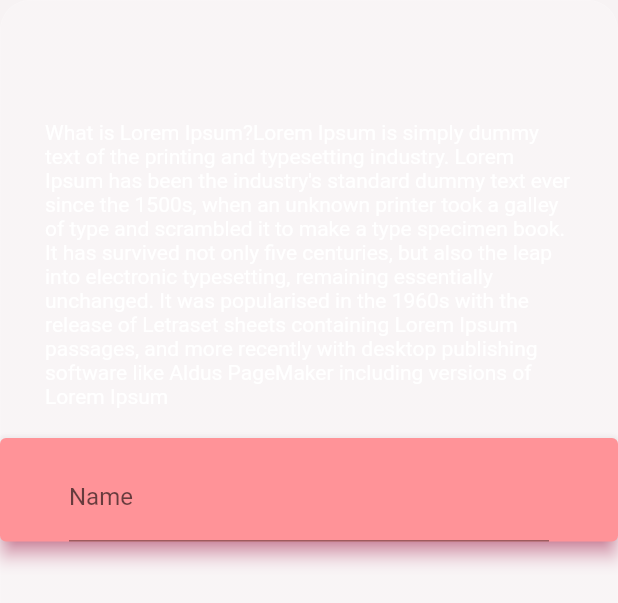
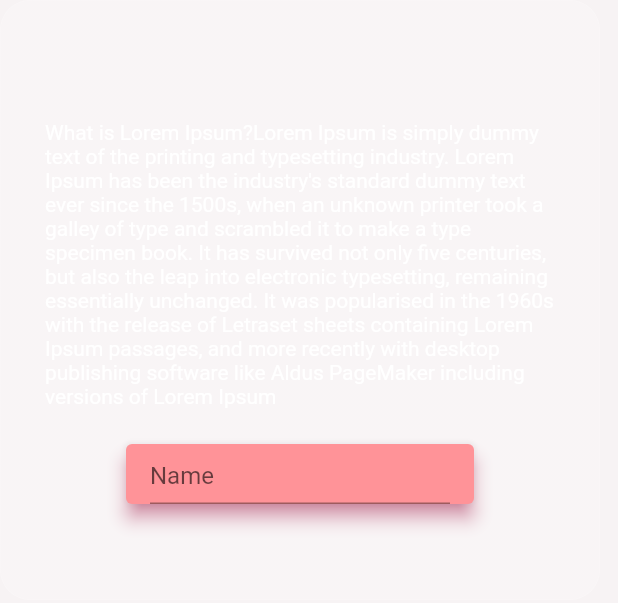
Before and after one commit to Hari-07/anuragam-web, a Flutter app: the Send_Message widget shown alone on an empty page, opened directly, on a phone screen of 412 x 824 dp. Shown: the top 603 px of the screen. Run offline on Flutter 3.47's test engine with Material 2 defaults, Android fonts, the phone set to English and light mode, and no system bars; drawn by our look-alikes of glassmorphism; our stand-ins replace cloud_firestore, firebase_core, go_router, google_fonts, slide_countdown; missing offline and left inert: dart:js; accounts and stored records are empty.

Commit message:
submit updated

```diff
--- a/lib/views/widgets/receive_field.dart
+++ b/lib/views/widgets/receive_field.dart
@@ -16,8 +16,8 @@ class Receive_Message extends StatelessWidget {
               title: Text('Name'),
             ));
     return GlassmorphicContainer(
-      width: 450,
-      height: 600,
+      width: 400,
+      height: 400,
       borderRadius: 20,
       blur: 10,
       border: .5,
--- a/lib/views/widgets/send_message.dart
+++ b/lib/views/widgets/send_message.dart
@@ -8,8 +8,8 @@ class Send_Message extends StatelessWidget {
   @override
   Widget build(BuildContext context) {
     return GlassmorphicContainer(
-      width: 450,
-      height: 600,
+      width: 400,
+      height: 400,
       borderRadius: 20,
       blur: 10,
       border: .5,
@@ -44,10 +44,11 @@ class Send_Message extends StatelessWidget {
             child: Form(
                 child: Column(
               children: [
-                Padding(
-                  padding: const EdgeInsets.fromLTRB(30, 10, 30, 0),
+                Container(
+                  height: 40,
+                  width: 200,
                   child: TextFormField(
-                    decoration: InputDecoration(labelText: 'Name'),
+                    decoration: const InputDecoration(hintText: 'Name'),
                   ),
                 )
               ],
```
